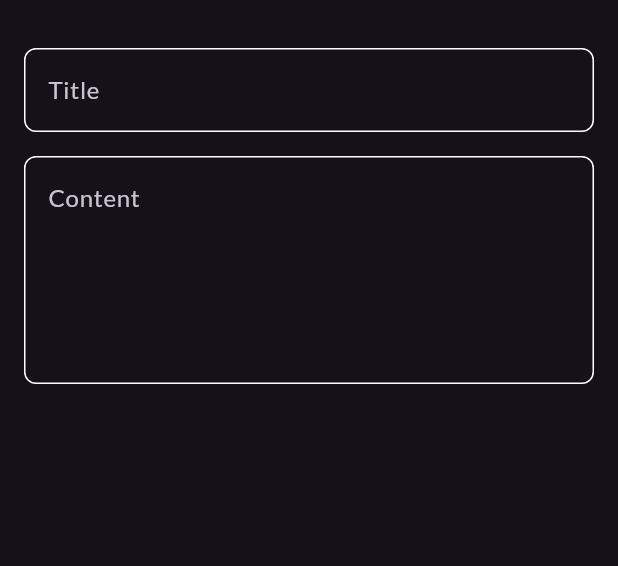
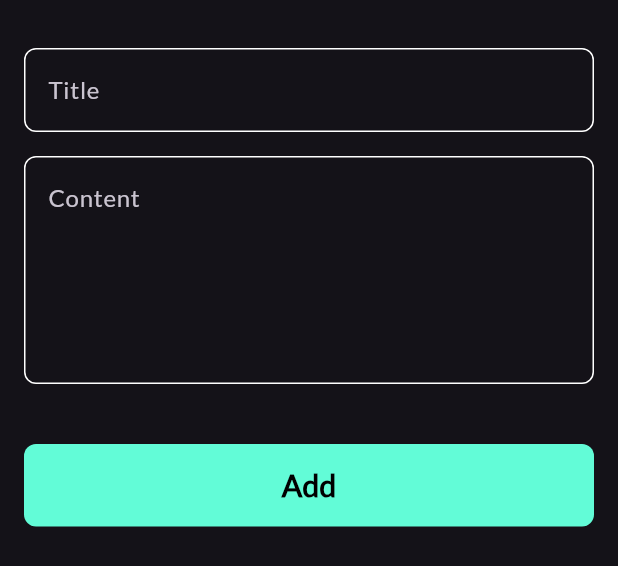
Before and after one commit to soukiie/notes_app, a Flutter app: the AddNoteBottomSheet widget shown alone on an empty page, opened directly, on a phone screen of 412 x 824 dp. Shown: the top 566 px of the screen. Run offline on Flutter 3.47's test engine with Material 3 defaults, Android fonts, the phone set to English and light mode, and no system bars; our stand-ins replace font_awesome_flutter.

Commit message:
Finish Add notes bottom sheet

```diff
--- a/lib/views/widgets/add_notes_bottom_sheet.dart
+++ b/lib/views/widgets/add_notes_bottom_sheet.dart
@@ -1,5 +1,5 @@
 import 'package:flutter/material.dart';
-
+import 'custom_button.dart';
 import 'custom_text_field.dart';
 
 class AddNoteBottomSheet extends StatelessWidget {
@@ -9,6 +9,7 @@ class AddNoteBottomSheet extends StatelessWidget {
   Widget build(BuildContext context) {
     return const Padding(
       padding: EdgeInsets.symmetric(horizontal: 16),
+      child: SingleChildScrollView(
         child: Column(
           children: [
             SizedBox(
@@ -22,7 +23,10 @@ class AddNoteBottomSheet extends StatelessWidget {
               hint: 'Content',
               maxLines: 5,
             ),
+            SizedBox(height: 40),
+            CustomButton(),
           ],
+        ),
       ),
     );
   }
--- /dev/null
+++ b/lib/views/widgets/custom_button.dart
@@ -0,0 +1,28 @@
+import 'package:flutter/material.dart';
+import 'package:notes_app/constants.dart';
+
+class CustomButton extends StatelessWidget {
+  const CustomButton({super.key});
+
+  @override
+  Widget build(BuildContext context) {
+    return Container(
+      width: MediaQuery.of(context).size.width,
+      height: 55,
+      decoration: BoxDecoration(
+        color: kPrimaryColor,
+        borderRadius: BorderRadius.circular(8),
+      ),
+      child: const Center(
+        child: Text(
+          "Add",
+          style: TextStyle(
+            fontSize: 20,
+            fontWeight: FontWeight.bold,
+            color: Colors.black,
+          ),
+        ),
+      ),
+    );
+  }
+}
```
Lines whose indentation alone changed are shown as unchanged.
